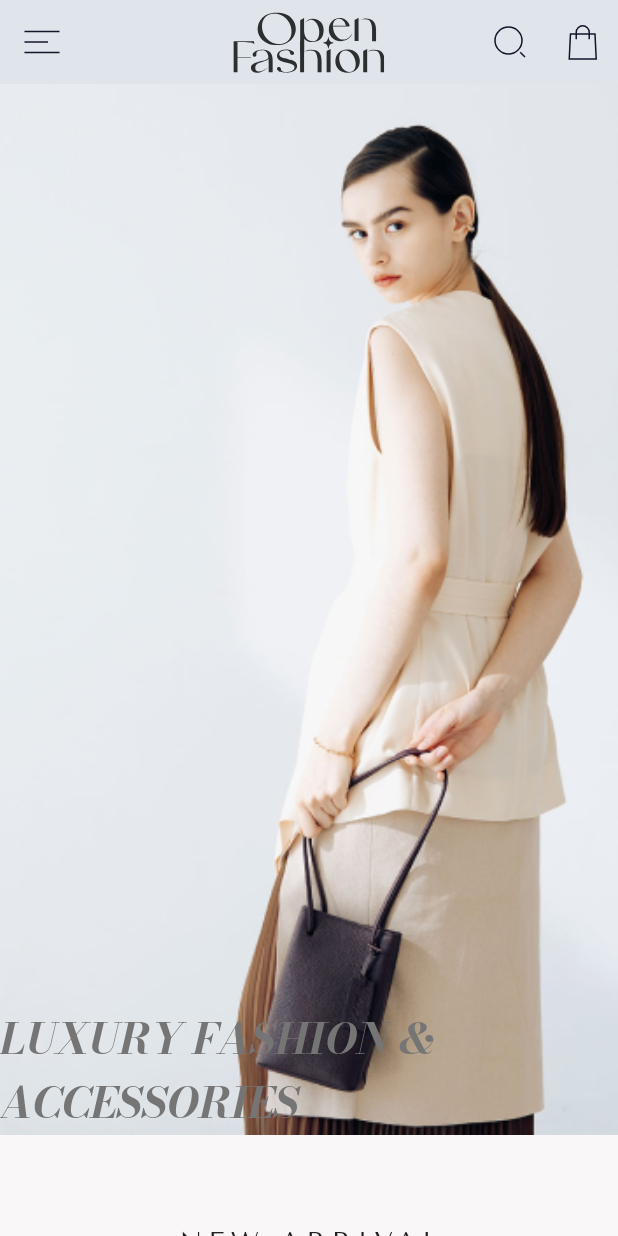
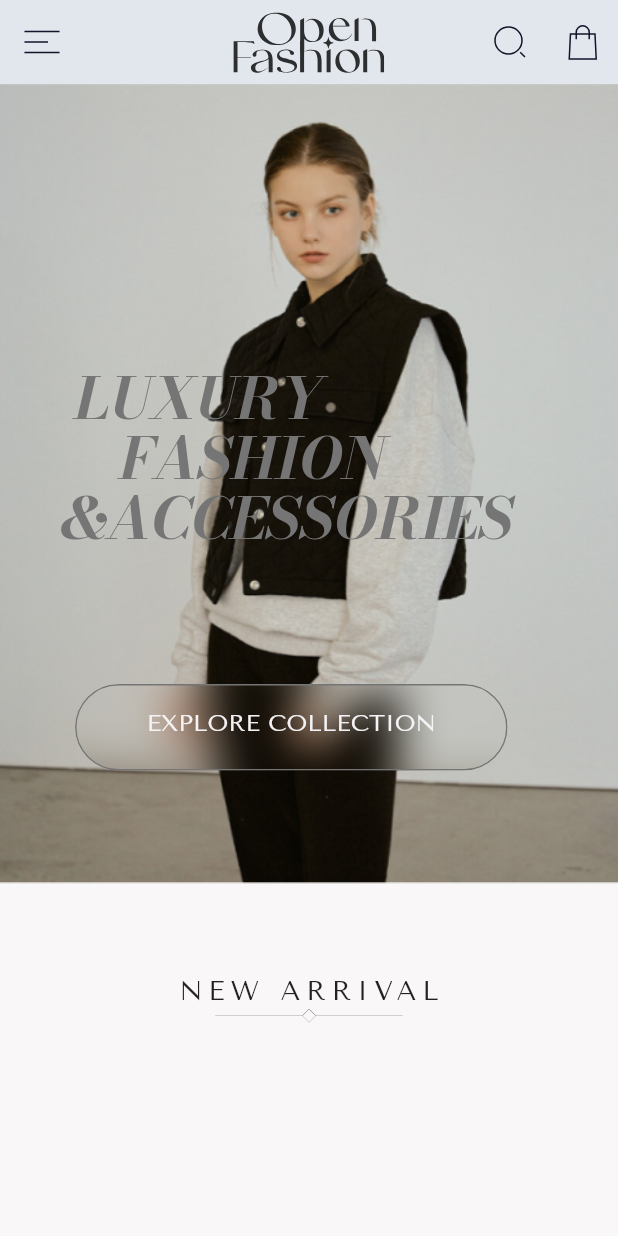
Before and after one commit to olndl/open_fashion, a Flutter app: the screen it shows after launch, on a phone screen of 412 x 824 dp. Run offline on Flutter 3.47's test engine with Material 2 defaults, Android fonts, the phone set to English and light mode, and no system bars; our stand-ins replace flutter_svg, freezed_annotation; generated files the repository leaves out were written again.

Commit message:
added button on banner and fixed lettering

```diff
--- a/lib/core/theme/colors_guide.dart
+++ b/lib/core/theme/colors_guide.dart
@@ -11,7 +11,7 @@ abstract class ColorsGuide {
   static Color offWhite = const Color(0xffF4F2F4);
   static Color primary = const Color(0xffA8715A);
   static Color secondary = const Color(0xffDD8560);
-  static Color barBackground = const Color(0xffE0E5EC);
+  static Color barBackground = const Color(0xffE2E6ED);
   // static Color colorPressedButtonOverlay =
   //     const Color(0xff000000).withOpacity(0.1);
 }
--- a/lib/presentation/pages/home/home_page.dart
+++ b/lib/presentation/pages/home/home_page.dart
@@ -1,6 +1,5 @@
 import 'package:flutter/material.dart';
 import 'package:open_fashion/core/theme/colors_guide.dart';
-import 'package:open_fashion/presentation/utils/dimensions/dimension.dart';
 import 'package:open_fashion/presentation/widgets/base_app_bar.dart';
 import 'package:open_fashion/presentation/widgets/custom_scaffold.dart';
 import 'package:open_fashion/presentation/widgets/gap.dart';
@@ -28,8 +27,9 @@ class _HomePageState extends State<HomePage>
   @override
   Widget build(BuildContext context) {
     final List<String> tabs = [
-      'lib/assets/png/image_main.png',
-      'lib/assets/png/image_main.png',
+      'lib/assets/png/image_main1.png',
+      'lib/assets/png/image_main2.png',
+      'lib/assets/png/image_main3.png',
     ];
     return CustomScaffold(
       body: NestedScrollView(
@@ -51,10 +51,11 @@ class _HomePageState extends State<HomePage>
                     slivers: <Widget>[
                       SliverToBoxAdapter(
                         child: OnboardingBanner(
-                          screenWidth: 100.percentOfWidth,
-                          screenheight: 85.percentOfHeight,
                           image: pic,
-                          text: 'luxury fashion & accessories',
+                          count: tabs.length,
+                          firstText: 'luxury',
+                          secondText: 'fashion',
+                          thirdText: '&accessories',
                         ),
                       ),
                       const SliverToBoxAdapter(
--- /dev/null
+++ b/lib/presentation/widgets/button_in.dart
@@ -0,0 +1,83 @@
+import 'dart:ui';
+
+import 'package:flutter/cupertino.dart';
+import 'package:flutter/material.dart';
+import 'package:open_fashion/core/theme/colors_guide.dart';
+import 'package:open_fashion/core/theme/typography.dart';
+import 'package:open_fashion/presentation/utils/dimensions/dimension.dart';
+
+class ButtonIn extends StatefulWidget {
+  @override
+  _ButtonInState createState() => _ButtonInState();
+}
+
+class _ButtonInState extends State<ButtonIn>
+    with SingleTickerProviderStateMixin {
+  late double _scale;
+  late AnimationController _controller;
+  @override
+  void initState() {
+    _controller = AnimationController(
+      vsync: this,
+      duration: Duration(
+        milliseconds: 100,
+      ),
+      lowerBound: 0.0,
+      upperBound: 0.1,
+    )..addListener(() {
+        setState(() {});
+      });
+    super.initState();
+  }
+
+  @override
+  void dispose() {
+    super.dispose();
+    _controller.dispose();
+  }
+
+  @override
+  Widget build(BuildContext context) {
+    _scale = 1 - _controller.value;
+    return Center(
+      child: GestureDetector(
+        onTapDown: _tapDown,
+        onTapUp: _tapUp,
+        child: Transform.scale(
+          scale: _scale,
+          child: _animatedButton(),
+        ),
+      ),
+    );
+  }
+
+  Widget _animatedButton() {
+    return ClipRRect(
+      borderRadius: BorderRadius.circular(100),
+      child: BackdropFilter(
+        filter: ImageFilter.blur(sigmaX: 15, sigmaY: 15),
+        child: InkWell(
+          onTap: () {},
+          child: Container(
+            height: 7.percentOfHeight,
+            width: 70.percentOfWidth,
+            alignment: Alignment.center,
+            decoration: BoxDecoration(
+                borderRadius: BorderRadius.circular(100.0),
+                border: Border.all(color: ColorsGuide.placeholder)),
+            child: Text('Explore Collection'.toUpperCase(),
+                style: TextStyles.bodyL.copyWith(color: ColorsGuide.offWhite)),
+          ),
+        ),
+      ),
+    );
+  }
+
+  void _tapDown(TapDownDetails details) {
+    _controller.forward();
+  }
+
+  void _tapUp(TapUpDetails details) {
+    _controller.reverse();
+  }
+}
--- a/lib/presentation/widgets/onboarding_banner.dart
+++ b/lib/presentation/widgets/onboarding_banner.dart
@@ -1,49 +1,74 @@
 import 'package:flutter/cupertino.dart';
 import 'package:flutter/material.dart';
-import 'package:open_fashion/core/theme/colors_guide.dart';
-import 'package:open_fashion/gen/fonts.gen.dart';
+import 'package:open_fashion/presentation/widgets/button_in.dart';
+
+import '../../core/theme/colors_guide.dart';
+import '../../gen/fonts.gen.dart';
 
 class OnboardingBanner extends StatelessWidget {
   const OnboardingBanner({
     Key? key,
-    required this.screenWidth,
-    required this.screenheight,
-    this.image,
-    this.text,
+    required this.image,
+    required this.firstText,
+    required this.secondText,
+    required this.thirdText,
+    required this.count,
   }) : super(key: key);
 
-  final double screenWidth;
-  final double screenheight;
-  final image;
-  final text;
+  final String image;
+  final int count;
+  final String firstText;
+  final String secondText;
+  final String thirdText;
 
   @override
   Widget build(BuildContext context) {
     //TODO need SliverStack
-    return Expanded(
-      child: Stack(
-        alignment: AlignmentDirectional.bottomStart,
+    return Stack(
+      alignment: AlignmentDirectional.center,
       children: <Widget>[
         Image.asset(
           image,
-            width: screenWidth,
-            height: screenheight,
           fit: BoxFit.cover,
         ),
         Positioned(
-            child: Expanded(
+          left: 50,
+          top: 180,
           child: Text(
-                text.toString().toUpperCase(),
+            firstText.toString().toUpperCase(),
             style: TextStyle(
               color: ColorsGuide.placeholder,
-                  fontSize: 28.0,
+              fontSize: 38.0,
               fontFamily: FontFamily.bodoniModaBoldItalic,
             ),
           ),
         ),
-          )
+        Positioned(
+          left: 80,
+          top: 220,
+          child: Text(
+            secondText.toString().toUpperCase(),
+            style: TextStyle(
+              color: ColorsGuide.placeholder,
+              fontSize: 38.0,
+              fontFamily: FontFamily.bodoniModaBoldItalic,
+            ),
+          ),
+        ),
+        Positioned(
+          left: 40,
+          top: 260,
+          child: Text(
+            thirdText.toString().toUpperCase(),
+            style: TextStyle(
+              color: ColorsGuide.placeholder,
+              fontSize: 38.0,
+              fontFamily: FontFamily.bodoniModaBoldItalic,
+            ),
+          ),
+        ),
+        Positioned(left: 50, top: 400, child: ButtonIn()),
       ],
-      ),
     );
   }
 }
--- a/pubspec.yaml
+++ b/pubspec.yaml
@@ -23,6 +23,7 @@ dependencies:
   flutter_svg: ^1.0.0
   freezed_annotation: ^2.2.0
   json_annotation: ^4.7.0
+  sliver_tools: ^0.2.8
 
 dev_dependencies:
   flutter_test:
```
Also changed, not shown: lib/assets/png/image_main1.png (added), lib/assets/png/image_main2.png (added), lib/assets/png/image_main3.png (added), pubspec.lock. Lines whose indentation alone changed are shown as unchanged.
